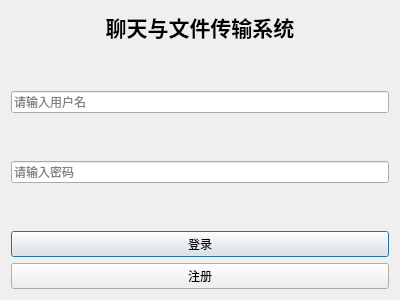
Old version of the form Client/UI/LoginDialog.ui in the repository wohaha12/ChatAndFileTransferSystem.
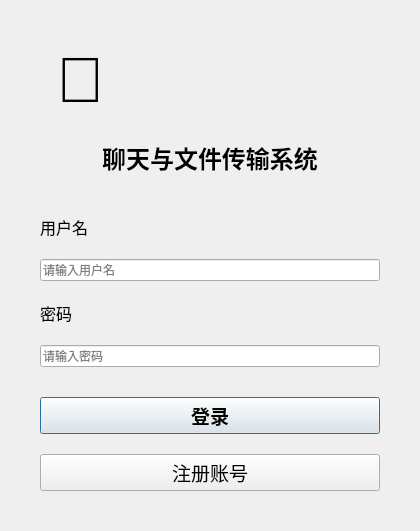
New version of the form.

The edit to the form file:
```diff
--- a/Client/UI/LoginDialog.ui
+++ b/Client/UI/LoginDialog.ui
@@ -6,14 +6,56 @@
    <rect>
     <x>0</x>
     <y>0</y>
-    <width>400</width>
-    <height>300</height>
+    <width>420</width>
+    <height>500</height>
    </rect>
   </property>
   <property name="windowTitle">
    <string>用户登录</string>
   </property>
   <layout class="QVBoxLayout" name="verticalLayout">
+   <property name="spacing">
+    <number>20</number>
+   </property>
+   <property name="leftMargin">
+    <number>40</number>
+   </property>
+   <property name="topMargin">
+    <number>40</number>
+   </property>
+   <property name="rightMargin">
+    <number>40</number>
+   </property>
+   <property name="bottomMargin">
+    <number>40</number>
+   </property>
+   <item>
+    <widget class="QLabel" name="logoLabel">
+     <property name="minimumSize">
+      <size>
+       <width>80</width>
+       <height>80</height>
+      </size>
+     </property>
+     <property name="maximumSize">
+      <size>
+       <width>80</width>
+       <height>80</height>
+      </size>
+     </property>
+     <property name="text">
+      <string>💬</string>
+     </property>
+     <property name="alignment">
+      <set>Qt::AlignCenter</set>
+     </property>
+     <property name="font">
+      <font>
+       <pointsize>48</pointsize>
+      </font>
+     </property>
+    </widget>
+   </item>
    <item>
     <widget class="QLabel" name="titleLabel">
      <property name="text">
@@ -24,17 +66,20 @@
      </property>
      <property name="font">
       <font>
-       <pointsize>16</pointsize>
+       <pointsize>18</pointsize>
        <weight>75</weight>
       </font>
      </property>
     </widget>
    </item>
    <item>
-    <spacer name="verticalSpacer">
+    <spacer name="verticalSpacer_4">
      <property name="orientation">
       <enum>Qt::Vertical</enum>
      </property>
+     <property name="sizeType">
+      <enum>QSizePolicy::Fixed</enum>
+     </property>
      <property name="sizeHint" stdset="0">
       <size>
        <width>20</width>
@@ -43,6 +88,19 @@
      </property>
     </spacer>
    </item>
+   <item>
+    <widget class="QLabel" name="usernameLabel">
+     <property name="text">
+      <string>用户名</string>
+     </property>
+     <property name="font">
+      <font>
+       <pointsize>12</pointsize>
+       <weight>50</weight>
+      </font>
+     </property>
+    </widget>
+   </item>
    <item>
     <widget class="QLineEdit" name="usernameLineEdit">
      <property name="placeholderText">
@@ -51,17 +109,17 @@
     </widget>
    </item>
    <item>
-    <spacer name="verticalSpacer_2">
-     <property name="orientation">
-      <enum>Qt::Vertical</enum>
+    <widget class="QLabel" name="passwordLabel">
+     <property name="text">
+      <string>密码</string>
      </property>
-     <property name="sizeHint" stdset="0">
-      <size>
-       <width>20</width>
-       <height>10</height>
-      </size>
+     <property name="font">
+      <font>
+       <pointsize>12</pointsize>
+       <weight>50</weight>
+      </font>
      </property>
-    </spacer>
+    </widget>
    </item>
    <item>
     <widget class="QLineEdit" name="passwordLineEdit">
@@ -74,14 +132,17 @@
     </widget>
    </item>
    <item>
-    <spacer name="verticalSpacer_3">
+    <spacer name="verticalSpacer">
      <property name="orientation">
       <enum>Qt::Vertical</enum>
      </property>
+     <property name="sizeType">
+      <enum>QSizePolicy::Fixed</enum>
+     </property>
      <property name="sizeHint" stdset="0">
       <size>
        <width>20</width>
-       <height>20</height>
+       <height>10</height>
       </size>
      </property>
     </spacer>
@@ -92,17 +153,28 @@
       <string>登录</string>
      </property>
      <property name="minimumHeight">
-      <number>40</number>
+      <number>48</number>
+     </property>
+     <property name="font">
+      <font>
+       <pointsize>14</pointsize>
+       <weight>75</weight>
+      </font>
      </property>
     </widget>
    </item>
    <item>
     <widget class="QPushButton" name="registerButton">
      <property name="text">
-      <string>注册</string>
+      <string>注册账号</string>
      </property>
      <property name="minimumHeight">
-      <number>40</number>
+      <number>48</number>
+     </property>
+     <property name="font">
+      <font>
+       <pointsize>14</pointsize>
+      </font>
      </property>
     </widget>
    </item>
```
Left out of the diff: 15 changed lines with no effect on the pictures.
